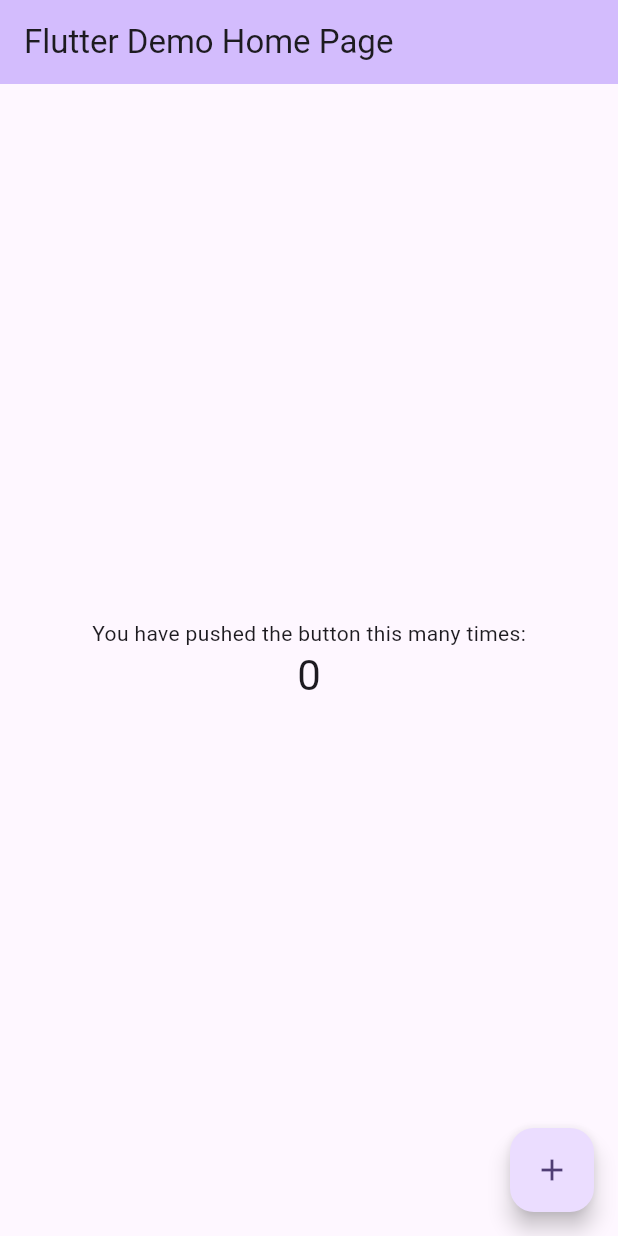
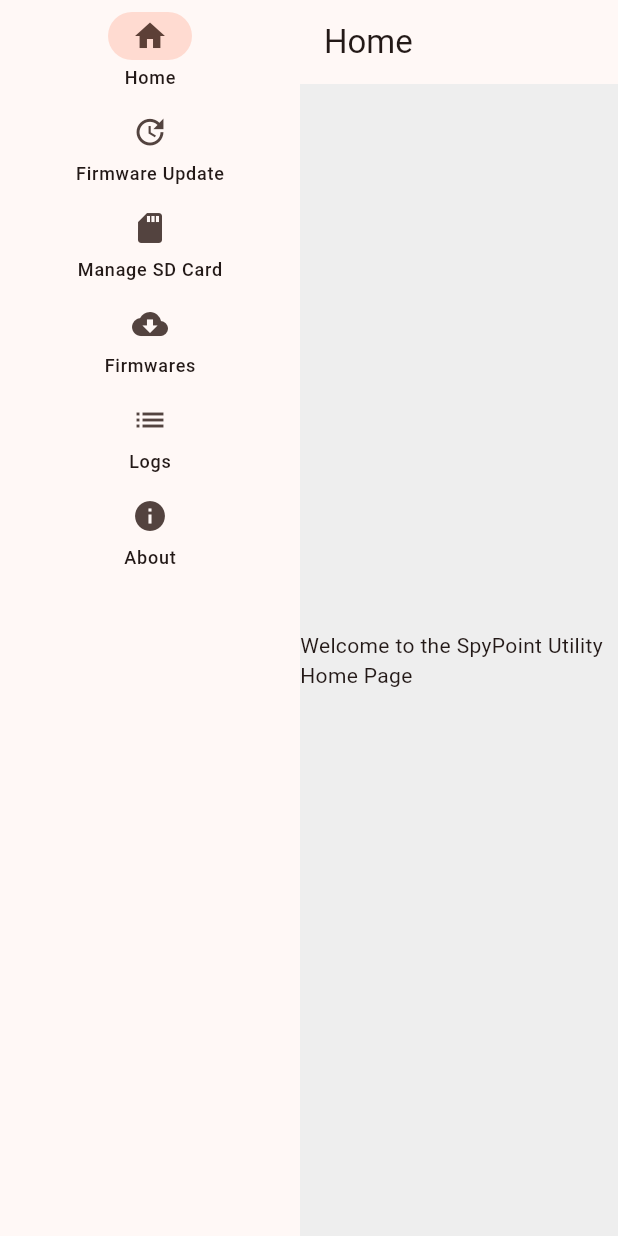
Before and after one commit to ayoungmanwithanoldsoul/spypoint_utility, a Flutter app: the screen it shows after launch, on a phone screen of 412 x 824 dp. Run offline on Flutter 3.47's test engine with Material 3 defaults, Android fonts, the phone set to English and light mode, and no system bars.

Commit message:
Initial app design and folder structure, changes are possible in the next iteration.

```diff
--- /dev/null
+++ b/lib/core/routes/routes.dart
@@ -0,0 +1,30 @@
+import 'package:flutter/material.dart';
+import 'package:spypoint_utility/presentation/screens/home_screen.dart';
+import 'package:spypoint_utility/presentation/screens/firmware_update_screen.dart';
+import 'package:spypoint_utility/presentation/screens/manage_sd_card_screen.dart';
+import 'package:spypoint_utility/presentation/screens/firmwares_screen.dart';
+import 'package:spypoint_utility/presentation/screens/logs_screen.dart';
+import 'package:spypoint_utility/presentation/screens/about_screen.dart';
+
+Map<String, WidgetBuilder> appRoutes() {
+  return {
+    '/': (context) => const HomeScreen(),
+    '/firmware-update': (context) => const FirmwareUpdateScreen(),
+    '/manage-sd-card': (context) => const ManageSdCardScreen(),
+    '/firmwares': (context) => const FirmwaresScreen(),
+    '/logs': (context) => const LogsScreen(),
+    '/about': (context) => const AboutScreen(),
+  };
+}
+
+Route<dynamic> onGenerateRoute(RouteSettings settings) {
+  final routes = appRoutes();
+  final WidgetBuilder? builder = routes[settings.name];
+
+  return PageRouteBuilder(
+    settings: settings,
+    pageBuilder: (context, animation, secondaryAnimation) => builder!(context),
+    transitionDuration: Duration.zero,
+    reverseTransitionDuration: Duration.zero,
+  );
+}
--- /dev/null
+++ b/lib/core/theme/app_theme.dart
@@ -0,0 +1,9 @@
+import 'package:flutter/material.dart';
+
+ThemeData appTheme() {
+  return ThemeData(
+    useMaterial3: true,
+    colorScheme: ColorScheme.fromSeed(seedColor: Colors.deepOrange),
+    scaffoldBackgroundColor: Colors.grey[200],
+  );
+}
--- a/lib/main.dart
+++ b/lib/main.dart
@@ -1,125 +1,21 @@
 import 'package:flutter/material.dart';
+import 'core/routes/routes.dart';
+import 'core/theme/app_theme.dart';
 
 void main() {
-  runApp(const MyApp());
+  runApp(MyApp());
 }
 
 class MyApp extends StatelessWidget {
   const MyApp({super.key});
-
-  // This widget is the root of your application.
   @override
   Widget build(BuildContext context) {
     return MaterialApp(
-      title: 'Flutter Demo',
-      theme: ThemeData(
-        // This is the theme of your application.
-        //
-        // TRY THIS: Try running your application with "flutter run". You'll see
-        // the application has a purple toolbar. Then, without quitting the app,
-        // try changing the seedColor in the colorScheme below to Colors.green
-        // and then invoke "hot reload" (save your changes or press the "hot
-        // reload" button in a Flutter-supported IDE, or press "r" if you used
-        // the command line to start the app).
-        //
-        // Notice that the counter didn't reset back to zero; the application
-        // state is not lost during the reload. To reset the state, use hot
-        // restart instead.
-        //
-        // This works for code too, not just values: Most code changes can be
-        // tested with just a hot reload.
-        colorScheme: ColorScheme.fromSeed(seedColor: Colors.deepPurple),
-        useMaterial3: true,
-      ),
-      home: const MyHomePage(title: 'Flutter Demo Home Page'),
+      title: 'SpyPoint Utility',
+      theme: appTheme(),  // Custom theme
+      routes: appRoutes(), // App routes
+      initialRoute: '/',   // Default to Home
+      onGenerateRoute: onGenerateRoute,
     );
   }
 }
-
-class MyHomePage extends StatefulWidget {
-  const MyHomePage({super.key, required this.title});
-
-  // This widget is the home page of your application. It is stateful, meaning
-  // that it has a State object (defined below) that contains fields that affect
-  // how it looks.
-
-  // This class is the configuration for the state. It holds the values (in this
-  // case the title) provided by the parent (in this case the App widget) and
-  // used by the build method of the State. Fields in a Widget subclass are
-  // always marked "final".
-
-  final String title;
-
-  @override
-  State<MyHomePage> createState() => _MyHomePageState();
-}
-
-class _MyHomePageState extends State<MyHomePage> {
-  int _counter = 0;
-
-  void _incrementCounter() {
-    setState(() {
-      // This call to setState tells the Flutter framework that something has
-      // changed in this State, which causes it to rerun the build method below
-      // so that the display can reflect the updated values. If we changed
-      // _counter without calling setState(), then the build method would not be
-      // called again, and so nothing would appear to happen.
-      _counter++;
-    });
-  }
-
-  @override
-  Widget build(BuildContext context) {
-    // This method is rerun every time setState is called, for instance as done
-    // by the _incrementCounter method above.
-    //
-    // The Flutter framework has been optimized to make rerunning build methods
-    // fast, so that you can just rebuild anything that needs updating rather
-    // than having to individually change instances of widgets.
-    return Scaffold(
-      appBar: AppBar(
-        // TRY THIS: Try changing the color here to a specific color (to
-        // Colors.amber, perhaps?) and trigger a hot reload to see the AppBar
-        // change color while the other colors stay the same.
-        backgroundColor: Theme.of(context).colorScheme.inversePrimary,
-        // Here we take the value from the MyHomePage object that was created by
-        // the App.build method, and use it to set our appbar title.
-        title: Text(widget.title),
-      ),
-      body: Center(
-        // Center is a layout widget. It takes a single child and positions it
-        // in the middle of the parent.
-        child: Column(
-          // Column is also a layout widget. It takes a list of children and
-          // arranges them vertically. By default, it sizes itself to fit its
-          // children horizontally, and tries to be as tall as its parent.
-          //
-          // Column has various properties to control how it sizes itself and
-          // how it positions its children. Here we use mainAxisAlignment to
-          // center the children vertically; the main axis here is the vertical
-          // axis because Columns are vertical (the cross axis would be
-          // horizontal).
-          //
-          // TRY THIS: Invoke "debug painting" (choose the "Toggle Debug Paint"
-          // action in the IDE, or press "p" in the console), to see the
-          // wireframe for each widget.
-          mainAxisAlignment: MainAxisAlignment.center,
-          children: <Widget>[
-            const Text(
-              'You have pushed the button this many times:',
-            ),
-            Text(
-              '$_counter',
-              style: Theme.of(context).textTheme.headlineMedium,
-            ),
-          ],
-        ),
-      ),
-      floatingActionButton: FloatingActionButton(
-        onPressed: _incrementCounter,
-        tooltip: 'Increment',
-        child: const Icon(Icons.add),
-      ), // This trailing comma makes auto-formatting nicer for build methods.
-    );
-  }
-}
--- /dev/null
+++ b/lib/presentation/layouts/sidebar_layout.dart
@@ -0,0 +1,20 @@
+import 'package:flutter/material.dart';
+import '../widgets/navigation_sidebar.dart';
+
+class SidebarLayout extends StatelessWidget {
+  final Widget content;
+
+  const SidebarLayout({required this.content, super.key});
+
+  @override
+  Widget build(BuildContext context) {
+    return Row(
+      children: [
+        const NavigationSidebar(),  // Sidebar on the left
+        Expanded(
+          child: content,  // Main content on the right
+        ),
+      ],
+    );
+  }
+}
--- /dev/null
+++ b/lib/presentation/screens/home_screen.dart
@@ -0,0 +1,20 @@
+import 'package:flutter/material.dart';
+import 'package:spypoint_utility/presentation/layouts/sidebar_layout.dart';
+
+class HomeScreen extends StatelessWidget {
+  const HomeScreen({super.key});
+
+  @override
+  Widget build(BuildContext context) {
+    return SidebarLayout(
+      content: Scaffold(
+        appBar: AppBar(
+          title: const Text('Home'),
+        ),
+        body: const Center(
+          child: Text('Welcome to the SpyPoint Utility Home Page'),
+        ),
+      ),
+    );
+  }
+}
--- /dev/null
+++ b/lib/presentation/widgets/navigation_sidebar.dart
@@ -0,0 +1,84 @@
+import 'package:flutter/material.dart';
+
+class NavigationSidebar extends StatelessWidget {
+  const NavigationSidebar({super.key});
+
+  @override
+  Widget build(BuildContext context) {
+    return NavigationRail(
+      minWidth: 200,
+      selectedIndex: _getSelectedIndex(context),
+      onDestinationSelected: (int index) {
+        _onItemTapped(index, context);
+      },
+      labelType: NavigationRailLabelType.all,
+      destinations: const <NavigationRailDestination>[
+        NavigationRailDestination(
+          icon: Icon(Icons.home),
+          label: Text('Home'),
+        ),
+        NavigationRailDestination(
+          icon: Icon(Icons.update),
+          label: Text('Firmware Update'),
+        ),
+        NavigationRailDestination(
+          icon: Icon(Icons.sd_card),
+          label: Text('Manage SD Card'),
+        ),
+        NavigationRailDestination(
+          icon: Icon(Icons.cloud_download),
+          label: Text('Firmwares'),
+        ),
+        NavigationRailDestination(
+          icon: Icon(Icons.list),
+          label: Text('Logs'),
+        ),
+        NavigationRailDestination(
+          icon: Icon(Icons.info),
+          label: Text('About'),
+        ),
+      ],
+    );
+  }
+
+  int _getSelectedIndex(BuildContext context) {
+    String route = ModalRoute.of(context)!.settings.name!;
+    switch (route) {
+      case '/firmware-update':
+        return 1;
+      case '/manage-sd-card':
+        return 2;
+      case '/firmwares':
+        return 3;
+      case '/logs':
+        return 4;
+      case '/about':
+        return 5;
+      default:
+        return 0;
+    }
+  }
+
+  void _onItemTapped(int index, BuildContext context) {
+    switch (index) {
+      case 0:
+        Navigator.pushReplacementNamed(context, '/');
+        break;
+      case 1:
+        Navigator.pushReplacementNamed(context, '/firmware-update');
+        break;
+      case 2:
+        Navigator.pushReplacementNamed(context, '/manage-sd-card');
+        break;
+      case 3:
+        Navigator.pushReplacementNamed(context, '/firmwares');
+        break;
+      case 4:
+        Navigator.pushReplacementNamed(context, '/logs');
+        break;
+      case 5:
+        Navigator.pushReplacementNamed(context, '/about');
+        break;
+    }
+  }
+}
```
Also changed, not shown: lib/presentation/screens/about_screen.dart (added, +20 -0 lines), lib/presentation/screens/firmware_update_screen.dart (added, +20 -0 lines), lib/presentation/screens/firmwares_screen.dart (added, +20 -0 lines), lib/presentation/screens/logs_screen.dart (added, +20 -0 lines), lib/presentation/screens/manage_sd_card_screen.dart (added, +20 -0 lines), lib/presentation/widgets/navigation_item.dart (added).
